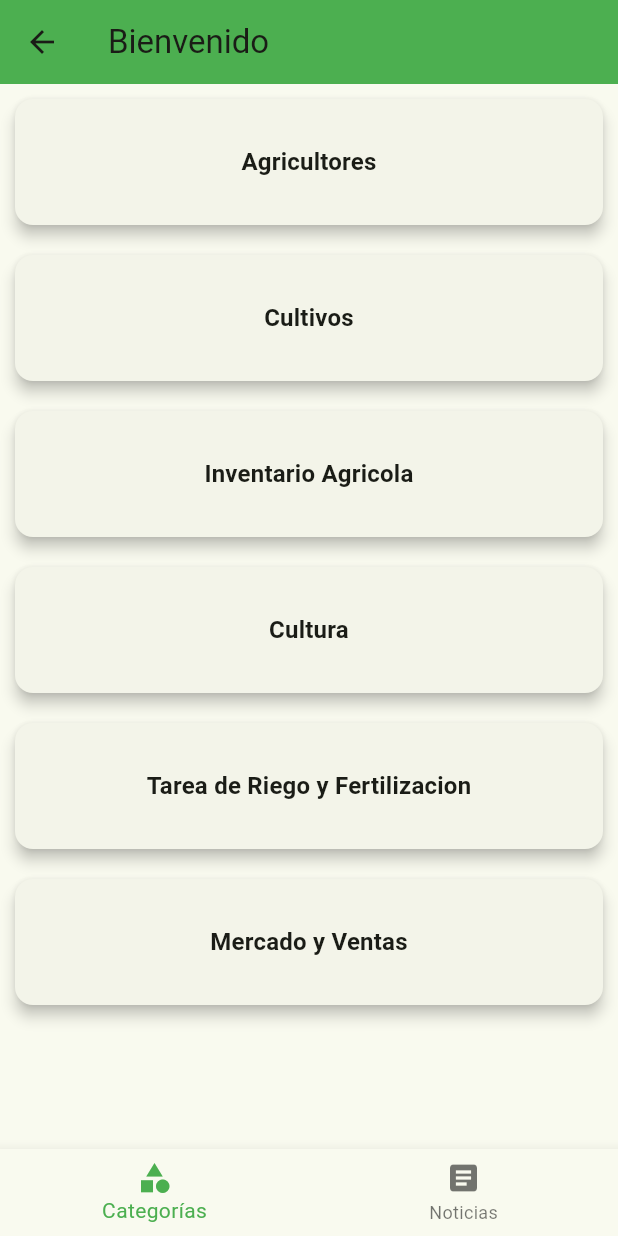
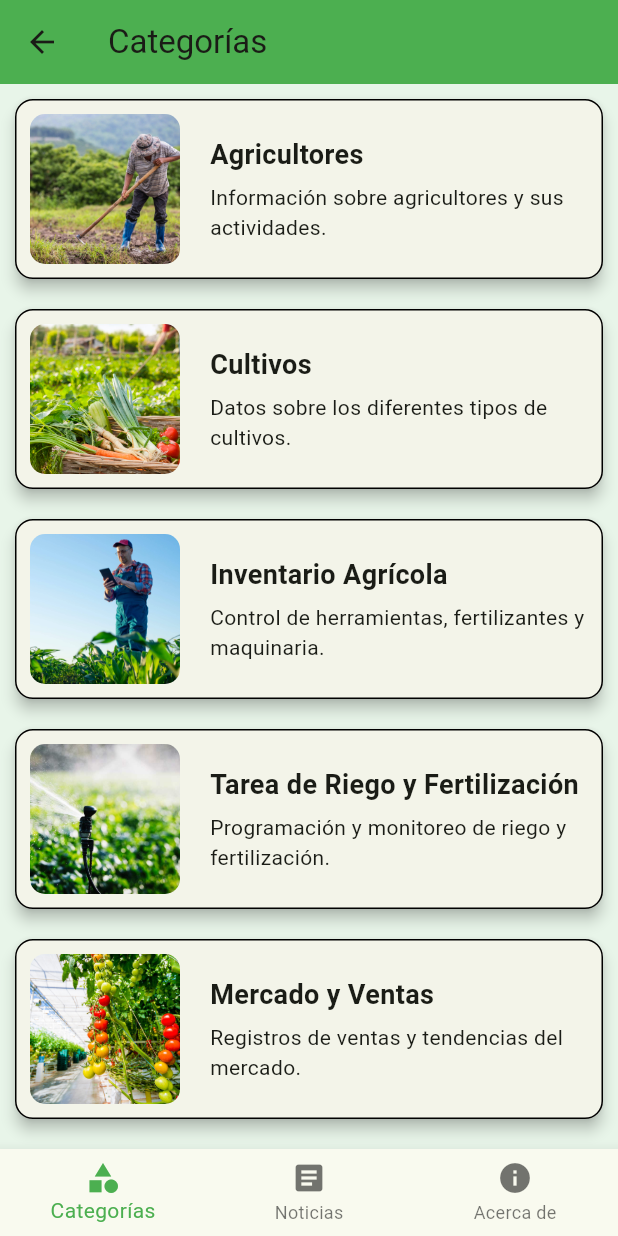
Before and after one commit to JuanMagallanesMa/agronova, a Flutter app: the PaginaInicio screen opened directly, on a phone screen of 412 x 824 dp. Run offline on Flutter 3.47's test engine with Material 3 defaults, Android fonts, the phone set to English and light mode, and no system bars; missing offline and left inert: webfeed.

Commit message:
nuevos cambios

```diff
--- /dev/null
+++ b/assets/datos.json
@@ -0,0 +1,27 @@
+[
+  {
+    "nombre": "Agricultores",
+    "descripcion": "Información sobre agricultores y sus actividades.",
+    "imagen": "assets/ic_agricultor.jpg"
+  },
+  {
+    "nombre": "Cultivos",
+    "descripcion": "Datos sobre los diferentes tipos de cultivos.",
+    "imagen": "assets/ic_cultivo.jpg"
+  },
+  {
+    "nombre": "Inventario Agrícola",
+    "descripcion": "Control de herramientas, fertilizantes y maquinaria.",
+    "imagen": "assets/ic_inventario.jpg"
+  },
+  {
+    "nombre": "Tarea de Riego y Fertilización",
+    "descripcion": "Programación y monitoreo de riego y fertilización.",
+    "imagen": "assets/ic_riego.jpg"
+  },
+  {
+    "nombre": "Mercado y Ventas",
+    "descripcion": "Registros de ventas y tendencias del mercado.",
+    "imagen": "assets/ic_mercado.jpg"
+  }
+]
--- /dev/null
+++ b/assets/datos_acerca.json
@@ -0,0 +1,19 @@
+[
+  {
+    "titulo": "AgroNova – Sistema Inteligente de Gestión Agrícola",
+    "objetivos": [
+      "Desarrollar una aplicación móvil que facilite la gestión integral de actividades agrícolas para pequeños y medianos productores.",
+      "Optimizar el manejo de cultivos, inventario, tareas agrícolas y ventas desde una plataforma accesible y centralizada.",
+      "Brindar herramientas digitales para aumentar la eficiencia, organización y productividad en las labores del campo.",
+      "Ofrecer un sistema intuitivo y colaborativo, donde cada módulo represente un área clave del proceso agrícola.",
+      "Fomentar la transformación digital del sector agropecuario mediante una app innovadora, fácil de usar y adaptable a distintas realidades rurales."
+    ],
+    "integrantes": [
+      "MAGALLANES MATAMOROS JUAN",
+      "LOOR VERA MIGUEL",
+      "ARRIAGA TUBAY JOFFRE",
+      "HUACON RAMIREZ GREGORY",
+      "MITE ZAPATA KARLA"
+    ]
+  }
+]
--- a/lib/pagina_categorias.dart
+++ b/lib/pagina_categorias.dart
@@ -1,51 +1,153 @@
+import 'dart:convert';
 import 'package:flutter/material.dart';
+import 'package:flutter/services.dart' show rootBundle;
 
-class PaginaCategorias extends StatelessWidget {
+import 'pagina_cultivos.dart';
+import 'pagina_agricultores.dart';
+import 'pagina_inventario_agricola.dart';
+import 'pagina_tarea_riego_fertilizacion.dart';
+import 'pagina_mercado_ventas.dart';
+
+class Categoria {
+  final String nombre;
+  final String descripcion;
+  final String imagen;
+
+  Categoria({
+    required this.nombre,
+    required this.descripcion,
+    required this.imagen,
+  });
+
+  factory Categoria.fromJson(Map<String, dynamic> json) {
+    return Categoria(
+      nombre: json['nombre'],
+      descripcion: json['descripcion'],
+      imagen: json['imagen'],
+    );
+  }
+}
+
+class PaginaCategorias extends StatefulWidget {
   const PaginaCategorias({super.key});
 
-  final List<String> categorias = const [
-    'Agricultores',
-    'Cultivos',
-    'Inventario Agricola',
-    'Cultura',
-    'Tarea de Riego y Fertilizacion',
-    'Mercado y Ventas',
-  ];
+  @override
+  State<PaginaCategorias> createState() => _PaginaCategoriasState();
+}
+
+class _PaginaCategoriasState extends State<PaginaCategorias> {
+  List<Categoria> categorias = [];
+
+  @override
+  void initState() {
+    super.initState();
+    cargarCategorias();
+  }
+
+  Future<void> cargarCategorias() async {
+    final String respuesta = await rootBundle.loadString('assets/datos.json');
+    final List<dynamic> datos = json.decode(respuesta);
+    setState(() {
+      categorias = datos.map((item) => Categoria.fromJson(item)).toList();
+    });
+  }
 
   @override
   Widget build(BuildContext context) {
-    return ListView.builder(
+    return Container(
+      color: Colors.green[50],
+      child: ListView.builder(
         itemCount: categorias.length,
         itemBuilder: (context, index) {
-        return Card(
+          final categoria = categorias[index];
+          return InkWell(
+            onTap: () {
+              Widget? destino;
+
+              switch (categoria.nombre.toLowerCase()) {
+                case 'cultivos':
+                  destino = const PaginaCultivos();
+                  break;
+                case 'agricultores':
+                  destino = const PaginaAgricultores();
+                  break;
+                case 'inventario agricola':
+                  destino = const PaginaInventarioAgricola();
+                  break;
+                case 'tarea de riego y fertilizacion':
+                  destino = const PaginaTareaRiegoFertilizacion();
+                  break;
+                case 'mercado y ventas':
+                  destino = const PaginaMercadoVentas();
+                  break;
+                default:
+                  destino = null;
+              }
+
+              if (destino != null) {
+                Navigator.push(
+                  context,
+                  MaterialPageRoute(builder: (context) => destino!),
+                );
+              } else {
+                ScaffoldMessenger.of(context).showSnackBar(
+                  SnackBar(
+                    content: Text(
+                      'No hay página disponible para "${categoria.nombre}"',
+                    ),
+                  ),
+                );
+              }
+            },
+            child: Card(
               margin: const EdgeInsets.all(10),
               elevation: 4,
               shape: RoundedRectangleBorder(
                 borderRadius: BorderRadius.circular(12),
+                side: const BorderSide(color: Colors.black, width: 1),
               ),
-          child: InkWell(
-            onTap: () {
-              ScaffoldMessenger.of(context).showSnackBar(
-                SnackBar(
-                  content: Text('Categoría seleccionada: ${categorias[index]}'),
-                ),
-              );
-            },
-            child: Padding(
-              padding: const EdgeInsets.symmetric(vertical: 30, horizontal: 16),
-              child: Center(
-                child: Text(
-                  categorias[index],
-                  style: Theme.of(context).textTheme.titleMedium?.copyWith(
-                    fontWeight: FontWeight.bold,
-                  ),
-                  textAlign: TextAlign.center,
+              child: Row(
+                children: [
+                  Container(
+                    width: 100,
+                    height: 100,
+                    margin: const EdgeInsets.all(10),
+                    decoration: BoxDecoration(
+                      borderRadius: BorderRadius.circular(10),
+                      image: DecorationImage(
+                        image: AssetImage(categoria.imagen),
+                        fit: BoxFit.cover,
                       ),
                     ),
+                  ),
+                  Expanded(
+                    child: Padding(
+                      padding: const EdgeInsets.all(10),
+                      child: Column(
+                        crossAxisAlignment: CrossAxisAlignment.start,
+                        children: [
+                          Text(
+                            categoria.nombre,
+                            style: const TextStyle(
+                              fontWeight: FontWeight.bold,
+                              fontSize: 18,
+                            ),
+                          ),
+                          const SizedBox(height: 5),
+                          Text(
+                            categoria.descripcion,
+                            style: const TextStyle(fontSize: 14),
+                          ),
+                        ],
+                      ),
+                    ),
+                  ),
+                ],
               ),
             ),
           );
         },
+      ),
     );
   }
 }
--- a/lib/pagina_inicio.dart
+++ b/lib/pagina_inicio.dart
@@ -1,6 +1,7 @@
 import 'package:flutter/material.dart';
 import 'package:agronova/ventanaHTTP.dart';
 import 'package:agronova/pagina_categorias.dart';
+import 'package:agronova/pagina_acerca.dart';
 
 class PaginaInicio extends StatefulWidget {
   const PaginaInicio({super.key});
@@ -12,8 +13,11 @@ class PaginaInicio extends StatefulWidget {
 class _PaginaInicioState extends State<PaginaInicio> {
   int _paginaSeleccionada = 0;
 
-  // Lista de widgets que se mostrará según la pestaña activa
-  final List<Widget> _paginas = [const PaginaCategorias(), const VentanaHTTP()];
+  final List<Widget> _paginas = [
+    const PaginaCategorias(),
+    const VentanaHTTP(),
+    const PaginaAcercaDe(),
+  ];
 
   void _onItemTapped(int index) {
     setState(() {
@@ -24,12 +28,16 @@ class _PaginaInicioState extends State<PaginaInicio> {
   @override
   Widget build(BuildContext context) {
     return Scaffold(
-      appBar: _paginaSeleccionada == 0
-          ? AppBar(
-              title: const Text('Bienvenido'),
-              backgroundColor: Colors.green,
-            )
-          : null,
+      appBar: AppBar(
+        title: Text(
+          _paginaSeleccionada == 0
+              ? 'Categorías'
+              : _paginaSeleccionada == 1
+              ? 'Noticias'
+              : 'Acerca de',
+        ),
+        backgroundColor: Colors.green,
+      ),
       body: _paginas[_paginaSeleccionada],
       bottomNavigationBar: BottomNavigationBar(
         currentIndex: _paginaSeleccionada,
@@ -41,6 +49,7 @@ class _PaginaInicioState extends State<PaginaInicio> {
             label: 'Categorías',
           ),
           BottomNavigationBarItem(icon: Icon(Icons.article), label: 'Noticias'),
+          BottomNavigationBarItem(icon: Icon(Icons.info), label: 'Acerca de'),
         ],
       ),
     );
--- a/lib/ventana_registro.dart
+++ b/lib/ventana_registro.dart
@@ -103,7 +103,6 @@ class _MyHomePageStateVentanaRegistro extends State<MyHomePageVentanaRegistro> {
 
   void _limpiarFormulario() {
     setState(() {
-
       controladorNombresApellidos.clear();
       controladorCedula.clear();
       controladorCorreo.clear();
@@ -143,7 +142,7 @@ class _MyHomePageStateVentanaRegistro extends State<MyHomePageVentanaRegistro> {
       body: Container(
         decoration: const BoxDecoration(
           image: DecorationImage(
-            image: AssetImage('asset/fondoTarea.jpg'),
+            image: AssetImage('assets/fondo.png'),
             fit: BoxFit.cover,
           ),
         ),
```
Also changed, not shown: lib/main.dart (+14 -5 lines), lib/pagina_acerca.dart (added, +112 -0 lines), lib/pagina_agricultores.dart (added, +18 -0 lines), lib/pagina_cultivos.dart (added, +18 -0 lines), lib/pagina_inventario_agricola.dart (added, +18 -0 lines), lib/pagina_mercado_ventas.dart (added, +18 -0 lines), lib/pagina_tarea_riego_fertilizacion.dart (added, +18 -0 lines), pubspec.yaml (+8 -1 lines), assets/fondo.png (added), assets/ic_agricultor.jpg (renamed from asset/ic_agricultor.jpg), assets/ic_cultivo.jpg (renamed from asset/ic_cultivo.jpg), assets/ic_inventario.jpg (renamed from asset/ic_inventario.jpg), assets/ic_mercado.jpg (renamed from asset/ic_mercado.jpg), assets/ic_riego.jpg (renamed from asset/ic_riego.jpg). Lines whose indentation alone changed are shown as unchanged.
